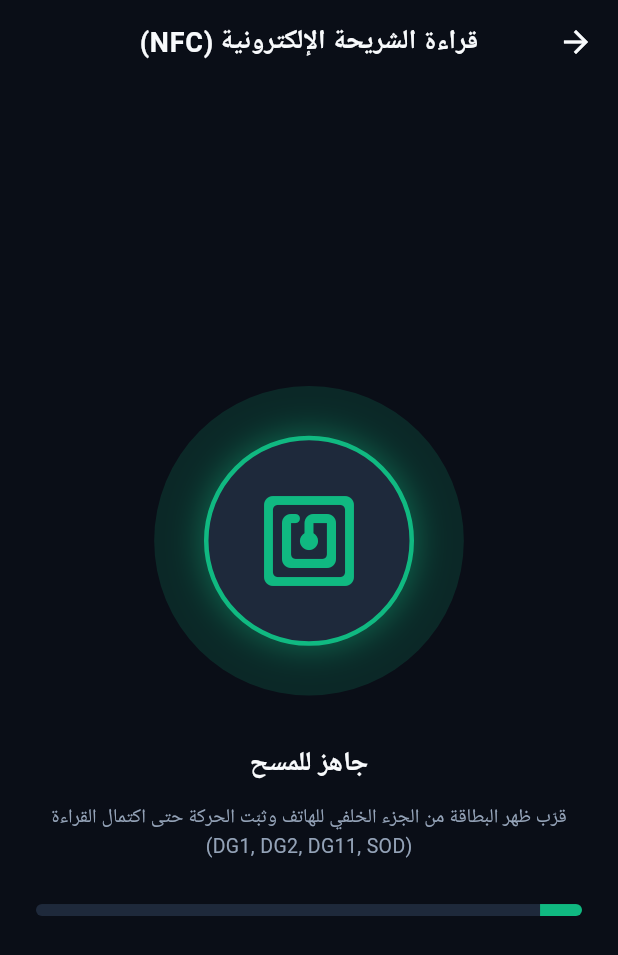
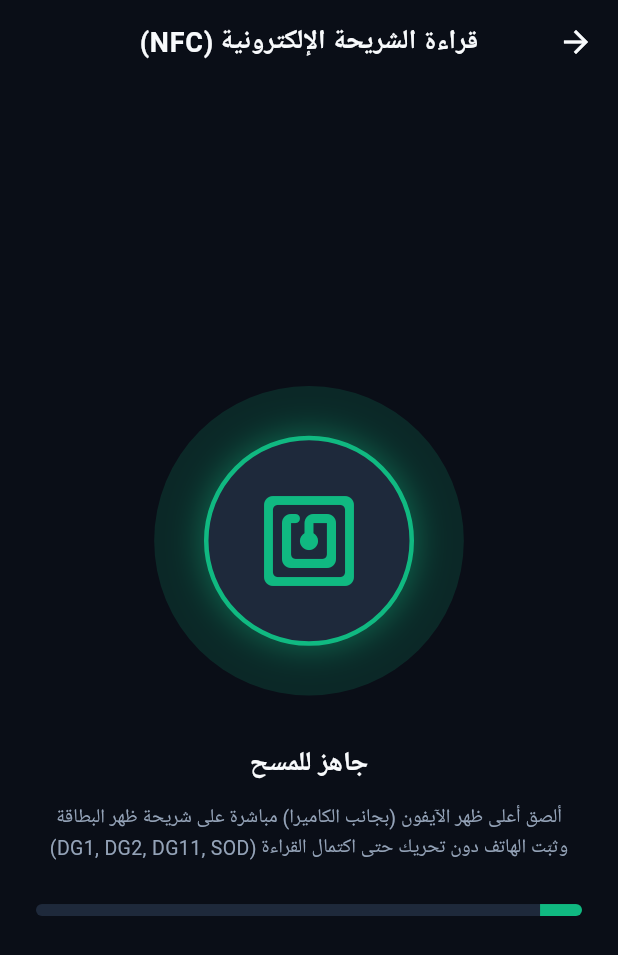
Before and after one commit to imadradhi/NI-Reader, a Flutter app: the NfcScanView screen opened directly, on a phone screen of 412 x 824 dp. Shown: the top 955 px of the screen. Run offline on Flutter 3.47's test engine with Material 3 defaults, Android fonts, the phone set to English and light mode, and no system bars; our stand-ins replace camera, dio, google_fonts, image_picker, permission_handler; missing offline and left inert: flutter_nfc_kit, google_mlkit_text_recognition; Roboto replaces fonts that are missing (Cairo).

Commit message:
Enhance NFC transceive error resilience and clarify iPhone antenna positioning

```diff
--- a/flutter_ni_reader/lib/data/nfc/nfc_reader_service.dart
+++ b/flutter_ni_reader/lib/data/nfc/nfc_reader_service.dart
@@ -156,14 +156,18 @@ class NfcReaderService {
 
     } catch (e) {
       final errorStr = e.toString();
-      await FlutterNfcKit.finish(iosErrorMessage: "تعذر إكمال قراءة الشريحة. تأكد من تثبيت البطاقة.");
+      try {
+        await FlutterNfcKit.finish(iosErrorMessage: "انقطع الاتصال بالشريحة. يرجى تثبيت البطاقة بأعلى الهاتف.");
+      } catch (_) {}
 
       if (errorStr.contains("UserCanceled") || errorStr.contains("Session invalidated by user")) {
-        yield NfcError("تم إلغاء قراءة الـ NFC من قبل المستخدم.");
+        yield NfcError("تم إلغاء مسح الـ NFC من قبل المستخدم.");
       } else if (errorStr.contains("Session timeout") || errorStr.contains("timed out")) {
-        yield NfcError("انتهت مهلة قراءة الشريحة دون الكشف عن بطاقة. يرجى المحاولة وتثبيت البطاقة على ظهر الهاتف.");
+        yield NfcError("انتهت مهلة البحث عن الشريحة. يرجى تثبيت أعلى الآيفون على شريحة ظهر البطاقة وإعادة المحاولة.");
+      } else if (errorStr.contains("Session invalidated unexpectedly") || errorStr.contains("Tag was lost") || errorStr.contains("500")) {
+        yield NfcError("انقطع الاتصال اللاسلكي بالشريحة أثناء القراءة.\n\nتأكد من إلصاق أعلى ظهر الآيفون (بجانب الكاميرا) على ظهر البطاقة مباشرة دون تحريك لمدة ثانيتين.");
       } else {
-        yield NfcError("خطأ أثناء قراءة الشريحة الفيزيائية: $errorStr");
+        yield NfcError("تعذر الاتصال بالشريحة. يرجى إلصاق أعلى ظهر الآيفون على شريحة البطاقة وإعادة المحاولة.");
       }
     }
   }
--- a/flutter_ni_reader/lib/views/nfc_scan_view.dart
+++ b/flutter_ni_reader/lib/views/nfc_scan_view.dart
@@ -154,7 +154,7 @@ class _NfcScanViewState extends State<NfcScanView> with SingleTickerProviderStat
                 const SizedBox(height: 12),
 
                 const Text(
-                  "قرّب ظهر البطاقة من الجزء الخلفي للهاتف وثبّت الحركة حتى اكتمال القراءة (DG1, DG2, DG11, SOD)",
+                  "ألصق أعلى ظهر الآيفون (بجانب الكاميرا) مباشرة على شريحة ظهر البطاقة وثبّت الهاتف دون تحريك حتى اكتمال القراءة (DG1, DG2, DG11, SOD)",
                   textAlign: TextAlign.center,
                   style: TextStyle(
                     color: AppColors.textSecondary,
@@ -176,6 +176,30 @@ class _NfcScanViewState extends State<NfcScanView> with SingleTickerProviderStat
                   ),
                 ),
 
+                if (state.nfcError != null) ...[
+                  const SizedBox(height: 16),
+                  Container(
+                    padding: const EdgeInsets.all(14),
+                    decoration: BoxDecoration(
+                      color: AppColors.neonCoral.withOpacity(0.12),
+                      borderRadius: BorderRadius.circular(14),
+                      border: Border.all(color: AppColors.neonCoral, width: 1.2),
+                    ),
+                    child: Row(
+                      children: [
+                        const Icon(Icons.error_outline, color: AppColors.neonCoral, size: 24),
+                        const SizedBox(width: 10),
+                        Expanded(
+                          child: Text(
+                            state.nfcError!,
+                            style: const TextStyle(color: AppColors.neonCoral, fontSize: 12, height: 1.4),
+                          ),
+                        ),
+                      ],
+                    ),
+                  ),
+                ],
+
                 const Spacer(),
 
                 // Error Retry Button if failed
@@ -183,10 +207,12 @@ class _NfcScanViewState extends State<NfcScanView> with SingleTickerProviderStat
                   ElevatedButton.icon(
                     onPressed: () => state.startNfcReading(),
                     icon: const Icon(Icons.refresh),
-                    label: const Text("إعادة المحاولة"),
+                    label: const Text("إعادة المحاولة وتثبيت البطاقة"),
                     style: ElevatedButton.styleFrom(
-                      backgroundColor: AppColors.error,
-                      minimumSize: const Size(double.infinity, 48),
+                      backgroundColor: AppColors.neonCoral,
+                      foregroundColor: Colors.white,
+                      minimumSize: const Size(double.infinity, 50),
+                      shape: RoundedRectangleBorder(borderRadius: BorderRadius.circular(12)),
                     ),
                   ),
 
```
